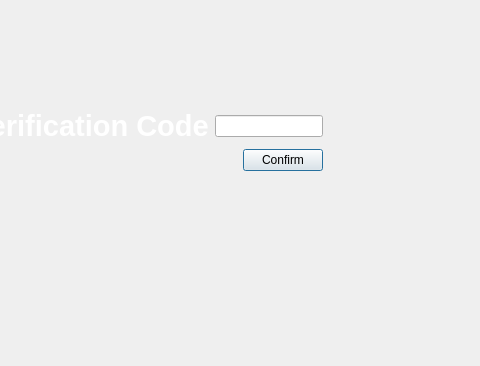
Qt form ui/emailverificationwindow.ui (Avesta85/JukeBox) before a commit; both pictures show x 371 to 851 and y 87 to 453 of the 1037 by 453 pixel window.
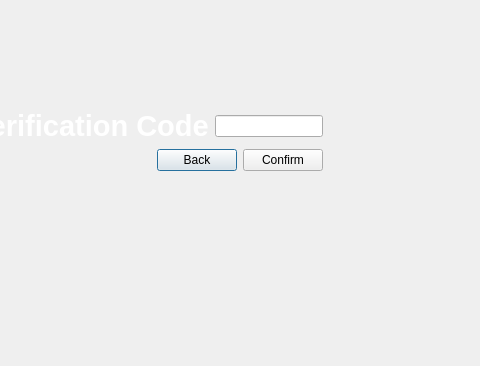
The same form after that commit.

Commit message: v1 longin ui-class

What changed in the file:
```diff
--- a/ui/emailverificationwindow.ui
+++ b/ui/emailverificationwindow.ui
@@ -59,7 +59,14 @@
         </spacer>
        </item>
        <item>
-        <widget class="QPushButton" name="pushButton_2">
+        <widget class="QPushButton" name="pushButton_Back">
+         <property name="text">
+          <string>Back</string>
+         </property>
+        </widget>
+       </item>
+       <item>
+        <widget class="QPushButton" name="pushButton_coniform">
          <property name="text">
           <string>Confirm</string>
          </property>
```
Left out of the diff: 2 changed lines with no effect on the pictures. The commit also changes 30 other files.
